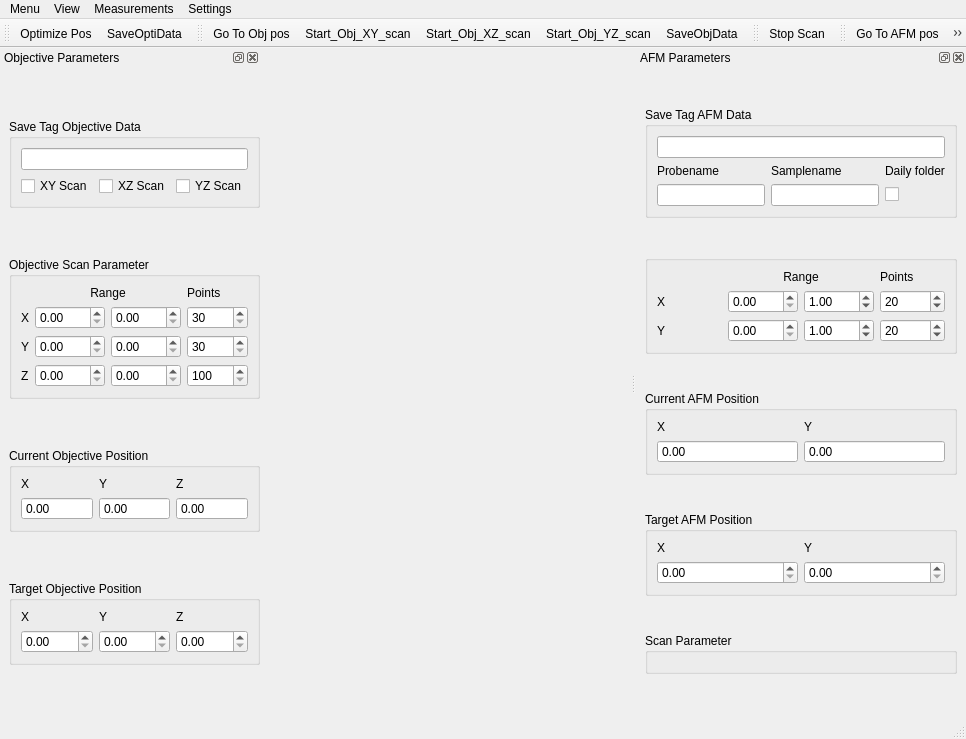
Before: the Qt Designer form gui/ui_qafm_gui.ui in sriharijayaram5/qudi, drawn with Qt 5.
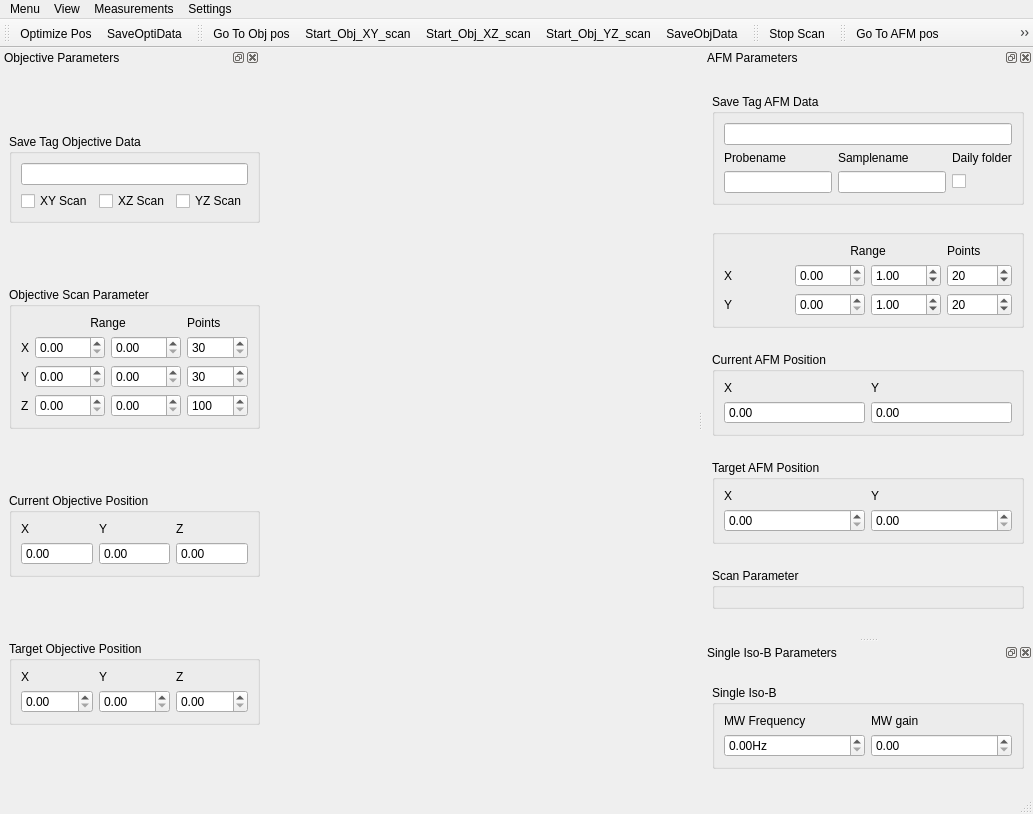
After: the same form once the commit is applied. Icons and pictures are not drawn. Custom widgets are drawn as their Qt base class.

Commit message: Add new dockwidget for single iso b measurement. And adapt the names of toolbars.

Patch:
```diff
--- a/gui/ui_qafm_gui.ui
+++ b/gui/ui_qafm_gui.ui
@@ -9,8 +9,8 @@
    <rect>
     <x>0</x>
     <y>0</y>
-    <width>966</width>
-    <height>739</height>
+    <width>1033</width>
+    <height>814</height>
    </rect>
   </property>
   <property name="windowTitle">
@@ -26,7 +26,7 @@
     <rect>
      <x>0</x>
      <y>0</y>
-     <width>966</width>
+     <width>1033</width>
      <height>21</height>
     </rect>
    </property>
@@ -827,6 +827,73 @@
    <addaction name="actionStart_QAFM_Scan"/>
    <addaction name="actionSaveDataQAFM"/>
   </widget>
+  <widget class="QDockWidget" name="dockWidget_isob">
+   <property name="windowTitle">
+    <string>Single Iso-B Parameters</string>
+   </property>
+   <attribute name="dockWidgetArea">
+    <number>2</number>
+   </attribute>
+   <widget class="QWidget" name="dockWidgetContents_3">
+    <layout class="QGridLayout" name="gridLayout_12">
+     <item row="0" column="0">
+      <widget class="QGroupBox" name="groupBox_single_isob">
+       <property name="sizePolicy">
+        <sizepolicy hsizetype="Preferred" vsizetype="Fixed">
+         <horstretch>0</horstretch>
+         <verstretch>0</verstretch>
+        </sizepolicy>
+       </property>
+       <property name="title">
+        <string>Single Iso-B</string>
+       </property>
+       <layout class="QGridLayout" name="gridLayout_11">
+        <item row="0" column="0">
+         <widget class="QLabel" name="label_23">
+          <property name="text">
+           <string>MW Frequency</string>
+          </property>
+         </widget>
+        </item>
+        <item row="0" column="1">
+         <widget class="QLabel" name="label_24">
+          <property name="text">
+           <string>MW gain</string>
+          </property>
+         </widget>
+        </item>
+        <item row="1" column="0">
+         <widget class="ScienDSpinBox" name="single_isob_freq_DSpinBox">
+          <property name="suffix">
+           <string>Hz</string>
+          </property>
+          <property name="maximum">
+           <double>10000000000.000000000000000</double>
+          </property>
+          <property name="singleStep">
+           <double>0.010000000000000</double>
+          </property>
+         </widget>
+        </item>
+        <item row="1" column="1">
+         <widget class="ScienDSpinBox" name="single_isob_gain_DSpinBox">
+          <property name="suffix">
+           <string/>
+          </property>
+          <property name="maximum">
+           <double>1.000000000000000</double>
+          </property>
+          <property name="singleStep">
+           <double>0.100000000000000</double>
+          </property>
+         </widget>
+        </item>
+       </layout>
+      </widget>
+     </item>
+    </layout>
+   </widget>
+  </widget>
   <action name="actionStart_QAFM_Scan">
    <property name="icon">
     <iconset>
```
Left out of the diff: 338 changed lines with no effect on the pictures.
